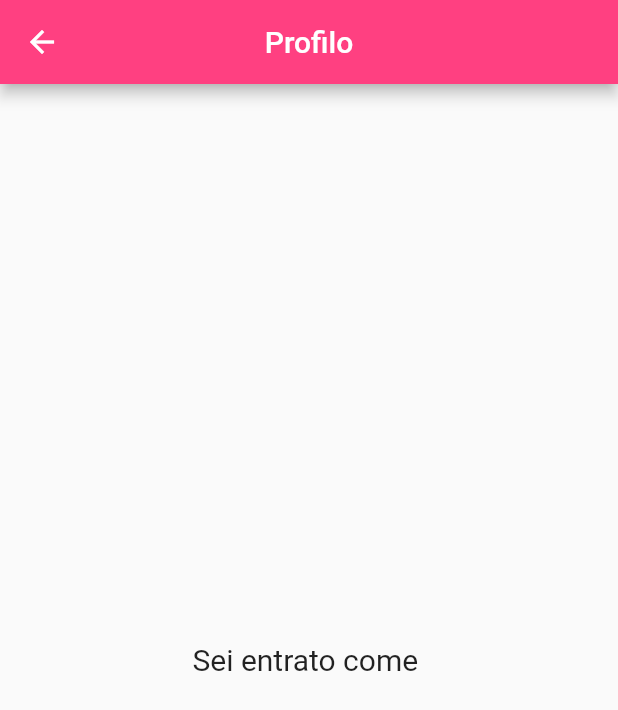
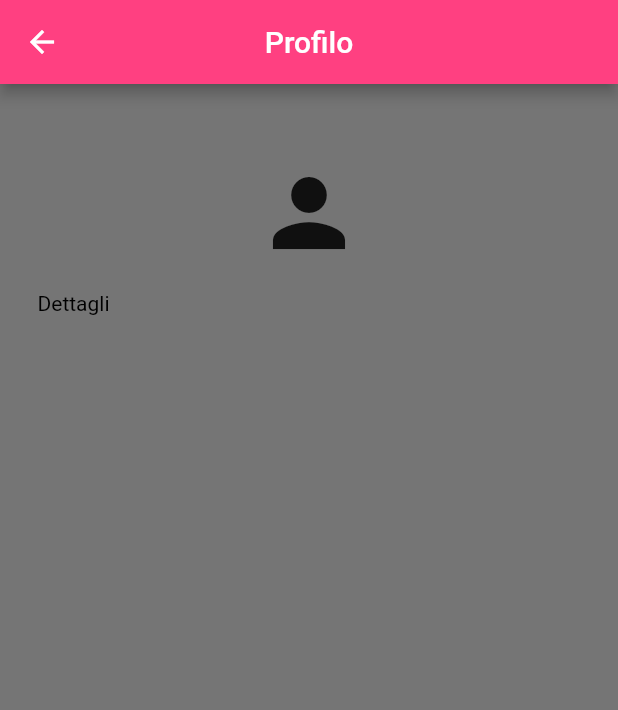
Before and after one commit to toscap2002/my_app_flutter, a Flutter app: the ProfilePage screen opened directly, on a phone screen of 412 x 824 dp. Shown: the top 710 px of the screen. Run offline on Flutter 3.47's test engine with Material 2 defaults, Android fonts, the phone set to English and light mode, and no system bars; our stand-ins replace cloud_firestore, curved_navigation_bar, firebase_auth, firebase_core, firebase_database, fluttertoast; accounts and stored records are empty; network calls fail.

Commit message:
piccole modifiche

```diff
--- a/lib/pages/profilePage.dart
+++ b/lib/pages/profilePage.dart
@@ -15,17 +15,37 @@ class _ProfilePageState extends State<ProfilePage> {
   Widget build(BuildContext context) {
     return Scaffold(
       //Profile Page
+      backgroundColor: Colors.grey.shade600,
       appBar: AppBar(
         title: Text('Profilo'),
         centerTitle: true,
         backgroundColor: Colors.pinkAccent,
       ),
       //backgroundColor: Colors.grey.shade600,
-      body: Center(child: Text("Sei entrato come " + user.email!,
-        style: TextStyle(fontSize: 20),
+      body: ListView(
+        children: [
+          const SizedBox(height: 50),
+
+          //profile pic
+          Icon(Icons.person, size: 72),
+          //user email
+          Text(
+            user.email!,
+            textAlign: TextAlign.center,
+            style: TextStyle(color: Colors.black),
+          ),
+          //user detail
+          Padding(
+            padding: const EdgeInsets.only(left: 25.0),
+            child: Text(
+              'Dettagli',
+              style: TextStyle(color: Colors.black),
+            ),
+          ),
+          //bio
+        ],
 
       ),
-      ),
-    );
+      );
   }
 }
--- a/lib/pages/topPage.dart
+++ b/lib/pages/topPage.dart
@@ -38,6 +38,11 @@ class _TopPageState extends State<TopPage> {
     return Scaffold(
       //La top 50
       backgroundColor: Colors.grey.shade600,
+      appBar: AppBar(
+        title: Text('Top 50 giocatori'),
+        centerTitle: true,
+        backgroundColor: Colors.pinkAccent,
+      ),
       body: FutureBuilder(
         future: getTopPlayer(),
         builder: (context, snapshot){
```
